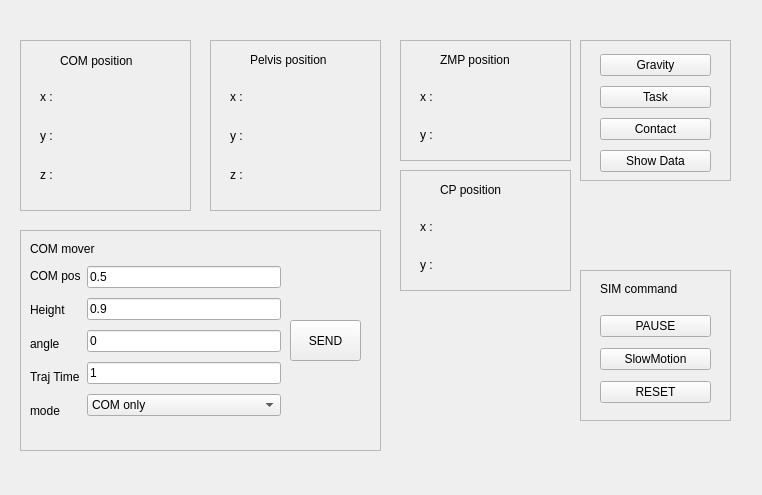
First picture: the form in dyros_red_gui/resource/DyrosRed.ui, repository saga0619/dyros_red, before the edit.
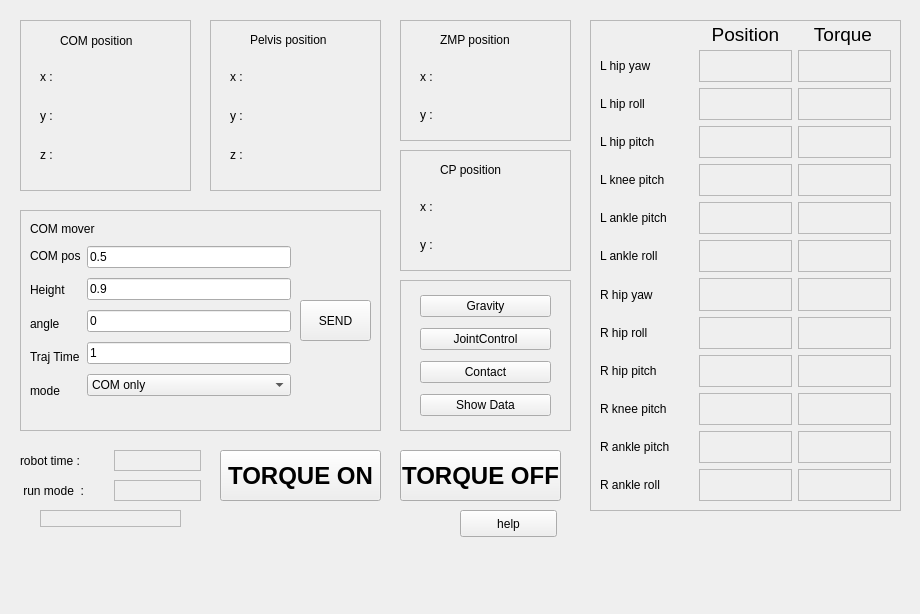
Second picture: the form after the edit.

Diff of the .ui file:
```diff
--- a/dyros_red_gui/resource/DyrosRed.ui
+++ b/dyros_red_gui/resource/DyrosRed.ui
@@ -6,10 +6,28 @@
             <rect>
                 <x>0</x>
                 <y>0</y>
-                <width>762</width>
-                <height>495</height>
-            </rect>
-        </property>
+    <width>920</width>
+    <height>614</height>
+   </rect>
+  </property>
+  <property name="sizePolicy">
+   <sizepolicy hsizetype="Minimum" vsizetype="Minimum">
+    <horstretch>0</horstretch>
+    <verstretch>0</verstretch>
+   </sizepolicy>
+  </property>
+  <property name="minimumSize">
+   <size>
+    <width>920</width>
+    <height>530</height>
+   </size>
+  </property>
+  <property name="maximumSize">
+   <size>
+    <width>9200</width>
+    <height>5300</height>
+   </size>
+  </property>
         <property name="windowTitle">
             <string>Dyros Red UI</string>
         </property>
@@ -17,7 +35,7 @@
             <property name="geometry">
                 <rect>
                     <x>20</x>
-                    <y>230</y>
+     <y>210</y>
                     <width>361</width>
                     <height>221</height>
                 </rect>
@@ -33,7 +51,7 @@
                     <rect>
                         <x>10</x>
                         <y>32</y>
-                        <width>251</width>
+      <width>261</width>
                         <height>163</height>
                     </rect>
                 </property>
@@ -227,7 +245,7 @@
             <widget class="QPushButton" name="com_send_button">
                 <property name="geometry">
                     <rect>
-                        <x>270</x>
+      <x>280</x>
                         <y>90</y>
                         <width>71</width>
                         <height>41</height>
@@ -241,10 +259,10 @@
         <widget class="QFrame" name="frame_2">
             <property name="geometry">
                 <rect>
-                    <x>580</x>
-                    <y>40</y>
-                    <width>151</width>
-                    <height>141</height>
+     <x>400</x>
+     <y>280</y>
+     <width>171</width>
+     <height>151</height>
                 </rect>
             </property>
             <property name="frameShape">
@@ -258,8 +276,8 @@
                     <rect>
                         <x>20</x>
                         <y>10</y>
-                        <width>111</width>
-                        <height>128</height>
+      <width>131</width>
+      <height>131</height>
                     </rect>
                 </property>
                 <property name="windowTitle">
@@ -276,7 +294,7 @@
                     <item>
                         <widget class="QPushButton" name="task_button">
                             <property name="text">
-                                <string>Task</string>
+        <string>JointControl</string>
                             </property>
                         </widget>
                     </item>
@@ -301,7 +319,7 @@
             <property name="geometry">
                 <rect>
                     <x>20</x>
-                    <y>40</y>
+     <y>20</y>
                     <width>171</width>
                     <height>171</height>
                 </rect>
@@ -395,73 +413,11 @@
                 </property>
             </widget>
         </widget>
-        <widget class="QFrame" name="frame_4">
-            <property name="geometry">
-                <rect>
-                    <x>580</x>
-                    <y>270</y>
-                    <width>151</width>
-                    <height>151</height>
-                </rect>
-            </property>
-            <property name="frameShape">
-                <enum>QFrame::StyledPanel</enum>
-            </property>
-            <property name="frameShadow">
-                <enum>QFrame::Raised</enum>
-            </property>
-            <widget class="QWidget" name="verticalLayoutWidget_3">
-                <property name="geometry">
-                    <rect>
-                        <x>20</x>
-                        <y>40</y>
-                        <width>111</width>
-                        <height>101</height>
-                    </rect>
-                </property>
-                <layout class="QVBoxLayout" name="verticalLayout_6">
-                    <item>
-                        <widget class="QPushButton" name="pause_button">
-                            <property name="text">
-                                <string>PAUSE</string>
-                            </property>
-                        </widget>
-                    </item>
-                    <item>
-                        <widget class="QPushButton" name="slowmotion_button">
-                            <property name="text">
-                                <string>SlowMotion</string>
-                            </property>
-                        </widget>
-                    </item>
-                    <item>
-                        <widget class="QPushButton" name="reset_button">
-                            <property name="text">
-                                <string>RESET</string>
-                            </property>
-                        </widget>
-                    </item>
-                </layout>
-            </widget>
-            <widget class="QLabel" name="label_11">
-                <property name="geometry">
-                    <rect>
-                        <x>20</x>
-                        <y>10</y>
-                        <width>111</width>
-                        <height>17</height>
-                    </rect>
-                </property>
-                <property name="text">
-                    <string>SIM command</string>
-                </property>
-            </widget>
-        </widget>
         <widget class="QFrame" name="frame_5">
             <property name="geometry">
                 <rect>
                     <x>210</x>
-                    <y>40</y>
+     <y>20</y>
                     <width>171</width>
                     <height>171</height>
                 </rect>
@@ -559,7 +515,7 @@
             <property name="geometry">
                 <rect>
                     <x>400</x>
-                    <y>40</y>
+     <y>20</y>
                     <width>171</width>
                     <height>121</height>
                 </rect>
@@ -643,7 +599,7 @@
             <property name="geometry">
                 <rect>
                     <x>400</x>
-                    <y>170</y>
+     <y>150</y>
                     <width>171</width>
                     <height>121</height>
                 </rect>
@@ -723,6 +679,575 @@
                 </property>
             </widget>
         </widget>
+  <widget class="QFrame" name="frame_8">
+   <property name="geometry">
+    <rect>
+     <x>590</x>
+     <y>20</y>
+     <width>311</width>
+     <height>491</height>
+    </rect>
+   </property>
+   <property name="frameShape">
+    <enum>QFrame::StyledPanel</enum>
+   </property>
+   <property name="frameShadow">
+    <enum>QFrame::Raised</enum>
+   </property>
+   <widget class="QLabel" name="label_67">
+    <property name="geometry">
+     <rect>
+      <x>120</x>
+      <y>0</y>
+      <width>71</width>
+      <height>29</height>
+     </rect>
+    </property>
+    <property name="font">
+     <font>
+      <pointsize>14</pointsize>
+      <italic>false</italic>
+     </font>
+    </property>
+    <property name="text">
+     <string>Position</string>
+    </property>
+    <property name="alignment">
+     <set>Qt::AlignCenter</set>
+    </property>
+   </widget>
+   <widget class="QLabel" name="label_68">
+    <property name="geometry">
+     <rect>
+      <x>210</x>
+      <y>0</y>
+      <width>86</width>
+      <height>29</height>
+     </rect>
+    </property>
+    <property name="font">
+     <font>
+      <pointsize>14</pointsize>
+     </font>
+    </property>
+    <property name="text">
+     <string>Torque</string>
+    </property>
+    <property name="alignment">
+     <set>Qt::AlignCenter</set>
+    </property>
+   </widget>
+   <widget class="QWidget" name="layoutWidget">
+    <property name="geometry">
+     <rect>
+      <x>10</x>
+      <y>30</y>
+      <width>291</width>
+      <height>451</height>
+     </rect>
+    </property>
+    <layout class="QHBoxLayout" name="horizontalLayout_2">
+     <item>
+      <layout class="QVBoxLayout" name="verticalLayout_14">
+       <item>
+        <widget class="QLabel" name="label_44">
+         <property name="text">
+          <string>L hip yaw</string>
+         </property>
+        </widget>
+       </item>
+       <item>
+        <widget class="QLabel" name="label_45">
+         <property name="text">
+          <string>L hip roll</string>
+         </property>
+        </widget>
+       </item>
+       <item>
+        <widget class="QLabel" name="label_46">
+         <property name="text">
+          <string>L hip pitch</string>
+         </property>
+        </widget>
+       </item>
+       <item>
+        <widget class="QLabel" name="label_47">
+         <property name="text">
+          <string>L knee pitch</string>
+         </property>
+        </widget>
+       </item>
+       <item>
+        <widget class="QLabel" name="label_48">
+         <property name="text">
+          <string>L ankle pitch</string>
+         </property>
+        </widget>
+       </item>
+       <item>
+        <widget class="QLabel" name="label_49">
+         <property name="text">
+          <string>L ankle roll</string>
+         </property>
+        </widget>
+       </item>
+       <item>
+        <widget class="QLabel" name="label_50">
+         <property name="text">
+          <string>R hip yaw</string>
+         </property>
+        </widget>
+       </item>
+       <item>
+        <widget class="QLabel" name="label_51">
+         <property name="text">
+          <string>R hip roll</string>
+         </property>
+        </widget>
+       </item>
+       <item>
+        <widget class="QLabel" name="label_52">
+         <property name="text">
+          <string>R hip pitch</string>
+         </property>
+        </widget>
+       </item>
+       <item>
+        <widget class="QLabel" name="label_53">
+         <property name="text">
+          <string>R knee pitch</string>
+         </property>
+        </widget>
+       </item>
+       <item>
+        <widget class="QLabel" name="label_54">
+         <property name="text">
+          <string>R ankle pitch</string>
+         </property>
+        </widget>
+       </item>
+       <item>
+        <widget class="QLabel" name="label_55">
+         <property name="text">
+          <string>R ankle roll</string>
+         </property>
+        </widget>
+       </item>
+      </layout>
+     </item>
+     <item>
+      <layout class="QVBoxLayout" name="verticalLayout_13">
+       <item>
+        <widget class="QLabel" name="p0">
+         <property name="frameShape">
+          <enum>QFrame::StyledPanel</enum>
+         </property>
+         <property name="text">
+          <string/>
+         </property>
+        </widget>
+       </item>
+       <item>
+        <widget class="QLabel" name="p1">
+         <property name="frameShape">
+          <enum>QFrame::StyledPanel</enum>
+         </property>
+         <property name="text">
+          <string/>
+         </property>
+        </widget>
+       </item>
+       <item>
+        <widget class="QLabel" name="p2">
+         <property name="frameShape">
+          <enum>QFrame::StyledPanel</enum>
+         </property>
+         <property name="text">
+          <string/>
+         </property>
+        </widget>
+       </item>
+       <item>
+        <widget class="QLabel" name="p3">
+         <property name="frameShape">
+          <enum>QFrame::StyledPanel</enum>
+         </property>
+         <property name="frameShadow">
+          <enum>QFrame::Plain</enum>
+         </property>
+         <property name="text">
+          <string/>
+         </property>
+        </widget>
+       </item>
+       <item>
+        <widget class="QLabel" name="p4">
+         <property name="frameShape">
+          <enum>QFrame::StyledPanel</enum>
+         </property>
+         <property name="frameShadow">
+          <enum>QFrame::Plain</enum>
+         </property>
+         <property name="text">
+          <string/>
+         </property>
+        </widget>
+       </item>
+       <item>
+        <widget class="QLabel" name="p5">
+         <property name="frameShape">
+          <enum>QFrame::StyledPanel</enum>
+         </property>
+         <property name="frameShadow">
+          <enum>QFrame::Plain</enum>
+         </property>
+         <property name="text">
+          <string/>
+         </property>
+        </widget>
+       </item>
+       <item>
+        <widget class="QLabel" name="p6">
+         <property name="frameShape">
+          <enum>QFrame::StyledPanel</enum>
+         </property>
+         <property name="frameShadow">
+          <enum>QFrame::Plain</enum>
+         </property>
+         <property name="text">
+          <string/>
+         </property>
+        </widget>
+       </item>
+       <item>
+        <widget class="QLabel" name="p7">
+         <property name="frameShape">
+          <enum>QFrame::StyledPanel</enum>
+         </property>
+         <property name="frameShadow">
+          <enum>QFrame::Plain</enum>
+         </property>
+         <property name="text">
+          <string/>
+         </property>
+        </widget>
+       </item>
+       <item>
+        <widget class="QLabel" name="p8">
+         <property name="frameShape">
+          <enum>QFrame::StyledPanel</enum>
+         </property>
+         <property name="frameShadow">
+          <enum>QFrame::Plain</enum>
+         </property>
+         <property name="text">
+          <string/>
+         </property>
+        </widget>
+       </item>
+       <item>
+        <widget class="QLabel" name="p9">
+         <property name="frameShape">
+          <enum>QFrame::StyledPanel</enum>
+         </property>
+         <property name="frameShadow">
+          <enum>QFrame::Plain</enum>
+         </property>
+         <property name="text">
+          <string/>
+         </property>
+        </widget>
+       </item>
+       <item>
+        <widget class="QLabel" name="p10">
+         <property name="frameShape">
+          <enum>QFrame::StyledPanel</enum>
+         </property>
+         <property name="frameShadow">
+          <enum>QFrame::Plain</enum>
+         </property>
+         <property name="text">
+          <string/>
+         </property>
+        </widget>
+       </item>
+       <item>
+        <widget class="QLabel" name="p11">
+         <property name="frameShape">
+          <enum>QFrame::StyledPanel</enum>
+         </property>
+         <property name="frameShadow">
+          <enum>QFrame::Plain</enum>
+         </property>
+         <property name="text">
+          <string/>
+         </property>
+        </widget>
+       </item>
+      </layout>
+     </item>
+     <item>
+      <layout class="QVBoxLayout" name="verticalLayout_15">
+       <item>
+        <widget class="QLabel" name="t0">
+         <property name="frameShape">
+          <enum>QFrame::StyledPanel</enum>
+         </property>
+         <property name="text">
+          <string/>
+         </property>
+        </widget>
+       </item>
+       <item>
+        <widget class="QLabel" name="t1">
+         <property name="frameShape">
+          <enum>QFrame::StyledPanel</enum>
+         </property>
+         <property name="text">
+          <string/>
+         </property>
+        </widget>
+       </item>
+       <item>
+        <widget class="QLabel" name="t2">
+         <property name="frameShape">
+          <enum>QFrame::StyledPanel</enum>
+         </property>
+         <property name="text">
+          <string/>
+         </property>
+        </widget>
+       </item>
+       <item>
+        <widget class="QLabel" name="t3">
+         <property name="frameShape">
+          <enum>QFrame::StyledPanel</enum>
+         </property>
+         <property name="text">
+          <string/>
+         </property>
+        </widget>
+       </item>
+       <item>
+        <widget class="QLabel" name="t4">
+         <property name="frameShape">
+          <enum>QFrame::StyledPanel</enum>
+         </property>
+         <property name="text">
+          <string/>
+         </property>
+        </widget>
+       </item>
+       <item>
+        <widget class="QLabel" name="t5">
+         <property name="frameShape">
+          <enum>QFrame::StyledPanel</enum>
+         </property>
+         <property name="text">
+          <string/>
+         </property>
+        </widget>
+       </item>
+       <item>
+        <widget class="QLabel" name="t6">
+         <property name="frameShape">
+          <enum>QFrame::StyledPanel</enum>
+         </property>
+         <property name="text">
+          <string/>
+         </property>
+        </widget>
+       </item>
+       <item>
+        <widget class="QLabel" name="t7">
+         <property name="frameShape">
+          <enum>QFrame::StyledPanel</enum>
+         </property>
+         <property name="text">
+          <string/>
+         </property>
+        </widget>
+       </item>
+       <item>
+        <widget class="QLabel" name="t8">
+         <property name="frameShape">
+          <enum>QFrame::StyledPanel</enum>
+         </property>
+         <property name="text">
+          <string/>
+         </property>
+        </widget>
+       </item>
+       <item>
+        <widget class="QLabel" name="t9">
+         <property name="frameShape">
+          <enum>QFrame::StyledPanel</enum>
+         </property>
+         <property name="text">
+          <string/>
+         </property>
+        </widget>
+       </item>
+       <item>
+        <widget class="QLabel" name="t10">
+         <property name="frameShape">
+          <enum>QFrame::StyledPanel</enum>
+         </property>
+         <property name="text">
+          <string/>
+         </property>
+        </widget>
+       </item>
+       <item>
+        <widget class="QLabel" name="t11">
+         <property name="frameShape">
+          <enum>QFrame::StyledPanel</enum>
+         </property>
+         <property name="text">
+          <string/>
+         </property>
+        </widget>
+       </item>
+      </layout>
+     </item>
+    </layout>
+   </widget>
+   <zorder>layoutWidget</zorder>
+   <zorder>label_67</zorder>
+   <zorder>label_68</zorder>
+  </widget>
+  <widget class="QWidget" name="layoutWidget">
+   <property name="geometry">
+    <rect>
+     <x>20</x>
+     <y>450</y>
+     <width>181</width>
+     <height>21</height>
+    </rect>
+   </property>
+   <layout class="QHBoxLayout" name="horizontalLayout_3">
+    <item>
+     <widget class="QLabel" name="label_32">
+      <property name="text">
+       <string>robot time :</string>
+      </property>
+     </widget>
+    </item>
+    <item>
+     <widget class="QLabel" name="currenttime">
+      <property name="frameShape">
+       <enum>QFrame::StyledPanel</enum>
+      </property>
+      <property name="text">
+       <string/>
+      </property>
+     </widget>
+    </item>
+   </layout>
+  </widget>
+  <widget class="QPushButton" name="torqueoff_button">
+   <property name="geometry">
+    <rect>
+     <x>400</x>
+     <y>450</y>
+     <width>161</width>
+     <height>51</height>
+    </rect>
+   </property>
+   <property name="font">
+    <font>
+     <family>Arial</family>
+     <pointsize>18</pointsize>
+     <weight>75</weight>
+     <bold>true</bold>
+    </font>
+   </property>
+   <property name="text">
+    <string>TORQUE OFF</string>
+   </property>
+  </widget>
+  <widget class="QPushButton" name="torqueon_button">
+   <property name="enabled">
+    <bool>true</bool>
+   </property>
+   <property name="geometry">
+    <rect>
+     <x>220</x>
+     <y>450</y>
+     <width>161</width>
+     <height>51</height>
+    </rect>
+   </property>
+   <property name="font">
+    <font>
+     <family>Arial</family>
+     <pointsize>18</pointsize>
+     <weight>75</weight>
+     <bold>true</bold>
+    </font>
+   </property>
+   <property name="text">
+    <string>TORQUE ON</string>
+   </property>
+  </widget>
+  <widget class="QWidget" name="layoutWidget_2">
+   <property name="geometry">
+    <rect>
+     <x>20</x>
+     <y>480</y>
+     <width>181</width>
+     <height>21</height>
+    </rect>
+   </property>
+   <layout class="QHBoxLayout" name="horizontalLayout_4">
+    <item>
+     <widget class="QLabel" name="label_33">
+      <property name="text">
+       <string> run mode  :</string>
+      </property>
+     </widget>
+    </item>
+    <item>
+     <widget class="QLabel" name="run_mode">
+      <property name="frameShape">
+       <enum>QFrame::StyledPanel</enum>
+      </property>
+      <property name="text">
+       <string/>
+      </property>
+     </widget>
+    </item>
+   </layout>
+  </widget>
+  <widget class="QLabel" name="localtime">
+   <property name="geometry">
+    <rect>
+     <x>40</x>
+     <y>510</y>
+     <width>141</width>
+     <height>17</height>
+    </rect>
+   </property>
+   <property name="frameShape">
+    <enum>QFrame::StyledPanel</enum>
+   </property>
+   <property name="text">
+    <string/>
+   </property>
+  </widget>
+  <widget class="QPushButton" name="pushButton">
+   <property name="geometry">
+    <rect>
+     <x>460</x>
+     <y>510</y>
+     <width>97</width>
+     <height>27</height>
+    </rect>
+   </property>
+   <property name="text">
+    <string>help</string>
+   </property>
+  </widget>
     </widget>
     <resources/>
     <connections/>
```
Lines whose indentation alone changed are shown as unchanged.
